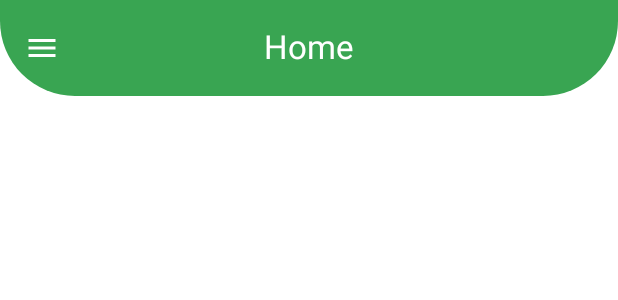
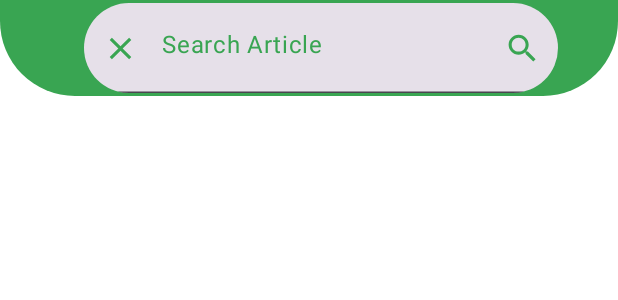
Before and after one commit to HADEER-ESS/NewsAndroidApp, an Android app built with Jetpack Compose: the @Preview function ApplicationTabBarPreview, on a phone screen of 412 x 824 dp. Shown: the top 300 px of the screen. Run offline under Robolectric (Android 15) with nearby library versions, the phone set to English and light mode, and no system bars.

Commit message:
$ add text-feild for search in AppBar, customized based on isSearch flag to display in app-bar

```diff
--- a/app/src/main/java/com/example/newsapp/home/ApplicationToolBar.kt
+++ b/app/src/main/java/com/example/newsapp/home/ApplicationToolBar.kt
@@ -3,45 +3,102 @@ package com.example.newsapp.home
 import androidx.compose.foundation.Image
 import androidx.compose.foundation.background
 import androidx.compose.foundation.clickable
+import androidx.compose.foundation.layout.fillMaxWidth
+import androidx.compose.foundation.layout.height
 import androidx.compose.foundation.layout.padding
+import androidx.compose.foundation.layout.size
+import androidx.compose.foundation.layout.width
+import androidx.compose.foundation.shape.CircleShape
 import androidx.compose.foundation.shape.RoundedCornerShape
 import androidx.compose.material3.CenterAlignedTopAppBar
 import androidx.compose.material3.DrawerState
 import androidx.compose.material3.DrawerValue
 import androidx.compose.material3.ExperimentalMaterial3Api
 import androidx.compose.material3.Text
+import androidx.compose.material3.TextField
 import androidx.compose.material3.TopAppBarColors
 import androidx.compose.material3.TopAppBarDefaults
 import androidx.compose.material3.rememberDrawerState
 import androidx.compose.runtime.Composable
+import androidx.compose.runtime.getValue
+import androidx.compose.runtime.mutableStateOf
+import androidx.compose.runtime.remember
 import androidx.compose.runtime.rememberCoroutineScope
 import androidx.compose.ui.Alignment
 import androidx.compose.ui.Modifier
 import androidx.compose.ui.graphics.Color
+import androidx.compose.ui.graphics.RectangleShape
+import androidx.compose.ui.graphics.Shape
+import androidx.compose.ui.platform.LocalContext
 import androidx.compose.ui.res.painterResource
 import androidx.compose.ui.tooling.preview.Preview
 import androidx.compose.ui.unit.dp
 import androidx.compose.ui.unit.sp
+import androidx.navigation.NavController
 import com.example.newsapp.R
+import com.example.newsapp.constants.ApplicationTitle
 import com.example.newsapp.ui.theme.Green_Card
 import com.example.newsapp.ui.theme.White_Main
 import kotlinx.coroutines.launch
 
 @OptIn(ExperimentalMaterial3Api::class)
 @Composable
-fun ApplicationTapBar(title : String, drawerState: DrawerState, modifier: Modifier){
+fun ApplicationTapBar(title : String, drawerState: DrawerState,navController: NavController,isSearch:Boolean,closeSearch : ()->Unit,openSearch : ()->Unit, modifier: Modifier){
     val scope = rememberCoroutineScope()
+    val searchValue by remember {
+        mutableStateOf("")
+    }
     CenterAlignedTopAppBar(
         title = {
+            if (isSearch){
+                TextField(
+                    value = searchValue,
+                    onValueChange = {},
+                    placeholder = { Text(
+                        text = "Search Article",
+                        color = Green_Card
+                    ) },
+                    trailingIcon = {
+                        Image(
+                            painter = painterResource(id = R.drawable.green_search_ic),
+                            contentDescription = "Search Icon",
+                            modifier = Modifier
+                                .size(35.dp)
+                                .padding(horizontal = 5.dp)
+                        )
+                    },
+                    leadingIcon = {
+                        Image(
+                            painter = painterResource(id = R.drawable.green_close_ic),
+                            contentDescription = "Close Icon",
+                            modifier = Modifier
+                                .size(35.dp)
+                                .padding(horizontal = 5.dp)
+                                .clickable {
+                                    closeSearch()
+                                    navController.navigate(ApplicationTitle.HOME_TITLE)
+                                }
+                        )
+                    },
+                    shape = CircleShape,
+                    modifier = Modifier
+                        .fillMaxWidth()
+                        .padding(40.dp, 0.dp)
+                )
+            }
+            else{
                 Text(
                     text = title,
                     color = White_Main,
                     fontSize = 22.sp,
                 )
+            }
+
         },
         colors = TopAppBarDefaults.centerAlignedTopAppBarColors(Color.Transparent),
         modifier = Modifier.background(Green_Card, RoundedCornerShape(0.dp, 0.dp,50.dp,50.dp)),
         navigationIcon = {
+            if(!isSearch){
                 Image(
                     painter = painterResource(id = R.drawable.menu_ic),
                     contentDescription = "Drawer Icon",
@@ -57,11 +114,30 @@ fun ApplicationTapBar(title : String, drawerState: DrawerState, modifier: Modifi
                         }
                 )
             }
+        },
+        actions = {
+            if(!isSearch){
+                Image(
+                    painter = painterResource(id = R.drawable.search_ic),
+                    contentDescription = "Search Icon",
+                    alignment = Alignment.Center,
+                    modifier = Modifier
+                        .padding(12.dp)
+                        .clickable {
+                            openSearch()
+                            navController.navigate(ApplicationTitle.SEARCH_ROUTES)
+                        }
+                )
+            }
+
+        }
     )
 }
 
 @Preview
 @Composable
 fun ApplicationTabBarPreview(){
-    ApplicationTapBar(title = "Home", drawerState = DrawerState(DrawerValue.Closed), modifier = Modifier)
+    val navController = NavController(LocalContext.current)
+    var isSearch = true
+    ApplicationTapBar(title = "Home", drawerState = DrawerState(DrawerValue.Closed),navController,isSearch, closeSearch = {isSearch= false}, openSearch = {isSearch=true}, modifier = Modifier)
 }
--- /dev/null
+++ b/app/src/main/res/drawable/green_close_ic.xml
@@ -0,0 +1,5 @@
+<vector xmlns:android="http://schemas.android.com/apk/res/android" android:height="24dp" android:tint="#39A552" android:viewportHeight="24" android:viewportWidth="24" android:width="24dp">
+
+    <path android:fillColor="@android:color/white" android:pathData="M19,6.41L17.59,5 12,10.59 6.41,5 5,6.41 10.59,12 5,17.59 6.41,19 12,13.41 17.59,19 19,17.59 13.41,12z"/>
+
+</vector>
--- /dev/null
+++ b/app/src/main/res/drawable/green_search_ic.xml
@@ -0,0 +1,5 @@
+<vector xmlns:android="http://schemas.android.com/apk/res/android" android:height="24dp" android:tint="#39A552" android:viewportHeight="24" android:viewportWidth="24" android:width="24dp">
+
+    <path android:fillColor="@android:color/white" android:pathData="M15.5,14h-0.79l-0.28,-0.27C15.41,12.59 16,11.11 16,9.5 16,5.91 13.09,3 9.5,3S3,5.91 3,9.5 5.91,16 9.5,16c1.61,0 3.09,-0.59 4.23,-1.57l0.27,0.28v0.79l5,4.99L20.49,19l-4.99,-5zM9.5,14C7.01,14 5,11.99 5,9.5S7.01,5 9.5,5 14,7.01 14,9.5 11.99,14 9.5,14z"/>
+
+</vector>
--- /dev/null
+++ b/app/src/main/res/drawable/search_ic.xml
@@ -0,0 +1,5 @@
+<vector xmlns:android="http://schemas.android.com/apk/res/android" android:height="24dp" android:tint="#FFFFFF" android:viewportHeight="24" android:viewportWidth="24" android:width="24dp">
+
+    <path android:fillColor="@android:color/white" android:pathData="M15.5,14h-0.79l-0.28,-0.27C15.41,12.59 16,11.11 16,9.5 16,5.91 13.09,3 9.5,3S3,5.91 3,9.5 5.91,16 9.5,16c1.61,0 3.09,-0.59 4.23,-1.57l0.27,0.28v0.79l5,4.99L20.49,19l-4.99,-5zM9.5,14C7.01,14 5,11.99 5,9.5S7.01,5 9.5,5 14,7.01 14,9.5 11.99,14 9.5,14z"/>
+
+</vector>
```
Also changed, not shown: app/src/main/java/com/example/newsapp/MainActivity.kt (+10 -1 lines), app/src/main/java/com/example/newsapp/constants/ApplicationTitleMap.kt (+1 -6 lines), app/src/main/java/com/example/newsapp/search/SearchScreen.kt (added, +19 -0 lines), 1 other file. Lines whose indentation alone changed are shown as unchanged.
